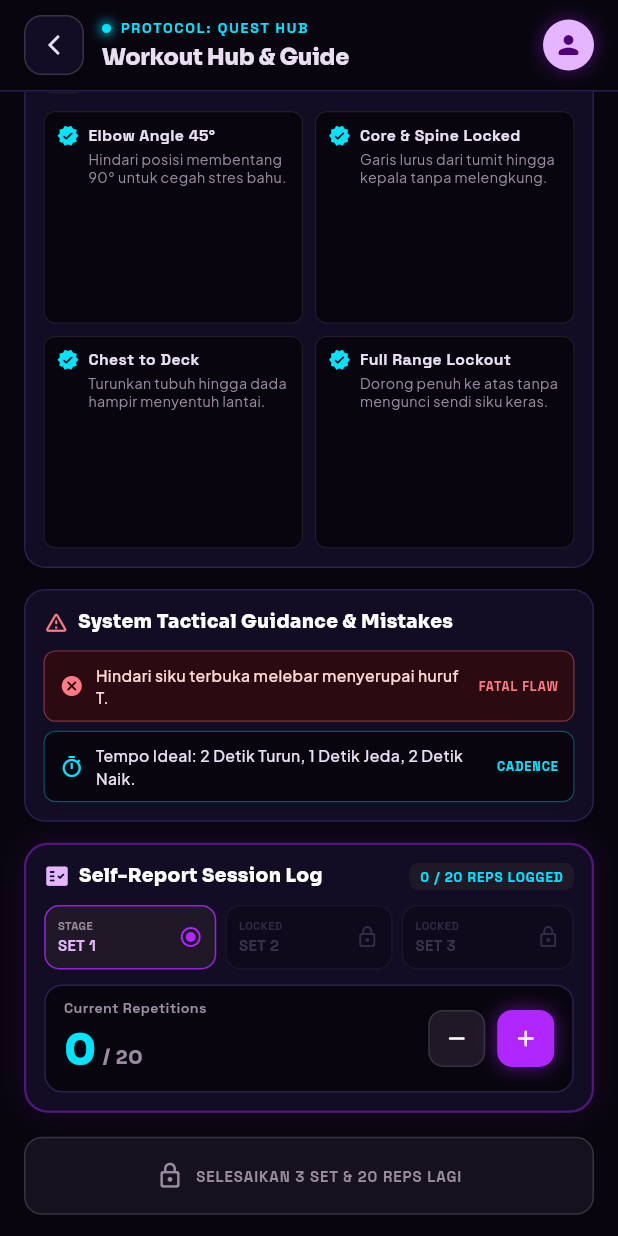
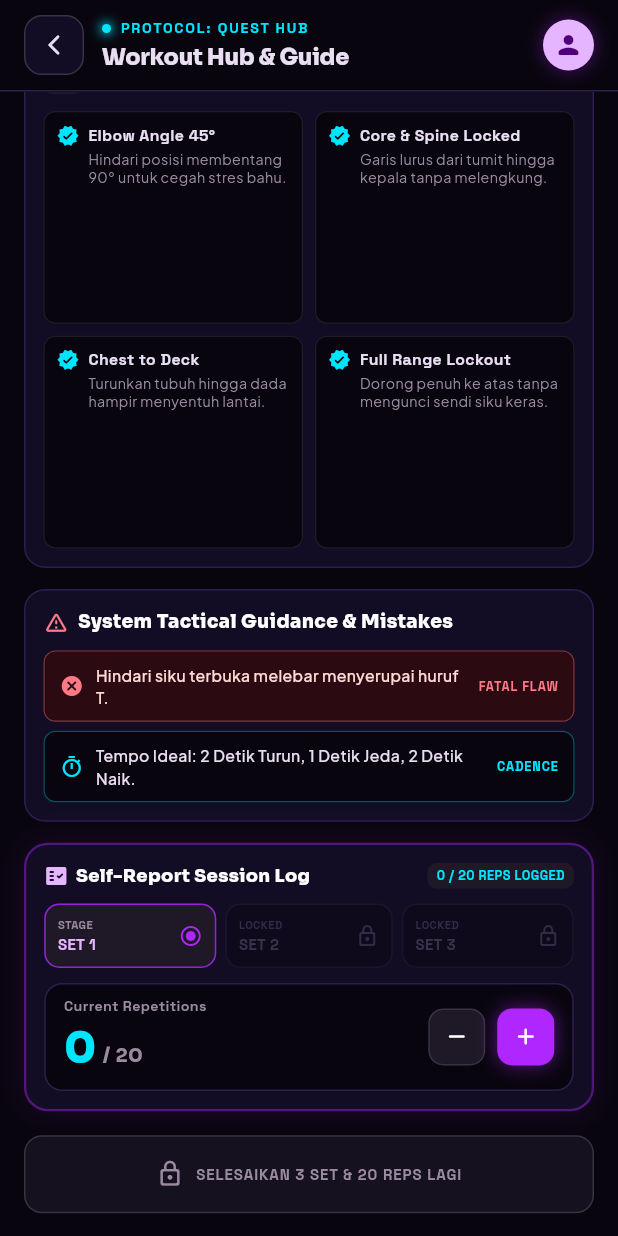
Before and after one commit to Ade-Nugraha48/levmax_v2, a Flutter app: the WorkoutHubScreen screen opened directly, scrolled down 457 dp, on a phone screen of 412 x 824 dp. Run offline on Flutter 3.47's test engine with Material 3 defaults, Android fonts, the phone set to English and light mode, and no system bars; our stand-ins replace audioplayers, camera, file_picker, flutter_local_notifications, flutter_map, flutter_markdown and 11 more; missing offline and left inert: web3dart; accounts and stored records are empty; statements that could not run were skipped.

Commit message:
fix(ui): prevent 0.162px overflow on workout self-report session log header for double digit reps

```diff
--- a/lib/screens/features/workout_hub_screen.dart
+++ b/lib/screens/features/workout_hub_screen.dart
@@ -1400,28 +1400,35 @@ class _WorkoutHubScreenState extends State<WorkoutHubScreen>
         crossAxisAlignment: CrossAxisAlignment.start,
         children: [
           Row(
-            mainAxisAlignment: MainAxisAlignment.spaceBetween,
-            children: [
-              Row(
+            children: [
+              Expanded(
+                child: Row(
+                  mainAxisSize: MainAxisSize.min,
                   children: [
                     const Icon(
                       Icons.fact_check_rounded,
-                    size: 17,
+                      size: 16,
                       color: Color(0xFFE5B5FF),
                     ),
-                  const SizedBox(width: 6),
-                  Text(
+                    const SizedBox(width: 5),
+                    Flexible(
+                      child: Text(
                         'Self-Report Session Log',
+                        maxLines: 1,
+                        overflow: TextOverflow.ellipsis,
                         style: GoogleFonts.sora(
-                      fontSize: 12.5,
+                          fontSize: 12,
                           fontWeight: FontWeight.w800,
                           color: Colors.white, // [UBAH_WARNA: Judul Rutinitas 4 Latihan Fisik]
                         ),
                       ),
-                ],
-              ),
+                    ),
+                  ],
+                ),
+              ),
+              const SizedBox(width: 6),
               Container(
-                padding: const EdgeInsets.symmetric(horizontal: 7, vertical: 2.5),
+                padding: const EdgeInsets.symmetric(horizontal: 6, vertical: 2.5),
                 decoration: BoxDecoration(
                   color: const Color(0xFF1F1927),
                   borderRadius: BorderRadius.circular(6),
@@ -1429,9 +1436,9 @@ class _WorkoutHubScreenState extends State<WorkoutHubScreen>
                 child: Text(
                   '$_currentReps / ${protocol.targetReps} REPS LOGGED',
                   style: GoogleFonts.spaceGrotesk(
-                    fontSize: 9,
+                    fontSize: 8.5,
                     fontWeight: FontWeight.w800,
-                    letterSpacing: 0.6,
+                    letterSpacing: 0.3,
                     color: const Color(0xFF00E5FF), // [UBAH_WARNA: Teks Progress Rutinitas Latihan]
                   ),
                 ),
```
Also changed, not shown: 1 other file. Lines whose indentation alone changed are shown as unchanged.
